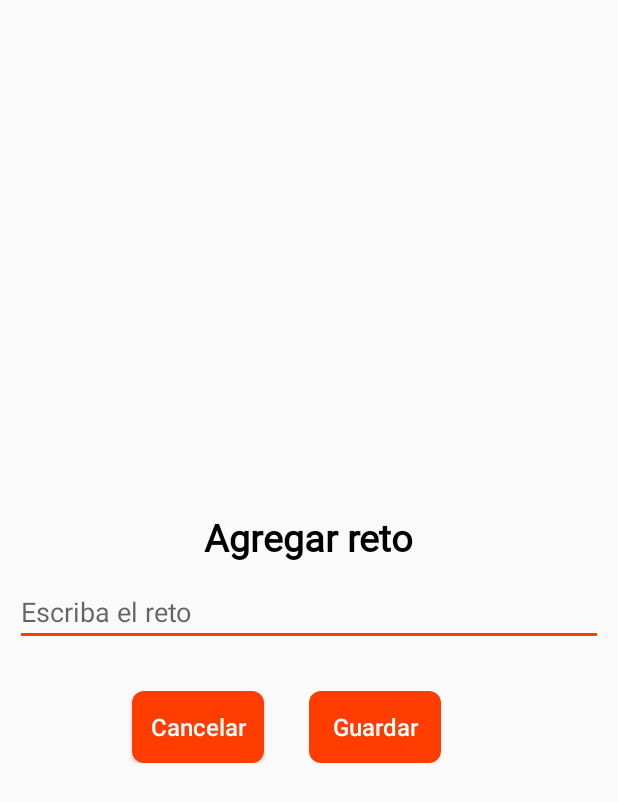
After one commit to Kvel12/DADM-PicoBotella-EquipoSiete, an Android app: the layout dialog_add_challenge.xml on its own in the app's theme, with its tools: preview values and no code run, on a phone screen of 412 x 824 dp. The commit adds this screen. Shown: the top 802 px of the screen. Run offline under Robolectric (Android 15) with nearby library versions, the phone set to English and light mode, and no system bars.

Commit message:
First review HU7 / add challenge dialog

```diff
--- a/app/src/main/java/com/example/dadm/model/Challenge.kt
+++ b/app/src/main/java/com/example/dadm/model/Challenge.kt
@@ -8,4 +8,4 @@ import java.io.Serializable
 data class Challenge(
     @PrimaryKey(autoGenerate = true)
     val id: Int = 0,
-    val description: String): Serializable
+    var description: String): Serializable
--- /dev/null
+++ b/app/src/main/res/drawable/rounded_button.xml
@@ -0,0 +1,6 @@
+<!-- res/drawable/rounded_button_background.xml -->
+<shape xmlns:android="http://schemas.android.com/apk/res/android">
+    <solid android:color="@color/appColor" />
+    <!-- Ajusta el radio según tus preferencias, por ejemplo, 4dp -->
+    <corners android:radius="8dp" />
+</shape>
--- /dev/null
+++ b/app/src/main/res/layout/dialog_add_challenge.xml
@@ -0,0 +1,77 @@
+<?xml version="1.0" encoding="utf-8"?>
+<layout xmlns:android="http://schemas.android.com/apk/res/android"
+    xmlns:app="http://schemas.android.com/apk/res-auto">
+
+    <data/>
+
+    <androidx.constraintlayout.widget.ConstraintLayout
+        android:layout_width="match_parent"
+        android:layout_height="match_parent">
+
+        <LinearLayout
+            android:id="@+id/ll_dialogAddChallenge"
+            android:layout_width="match_parent"
+            android:layout_height="wrap_content"
+            android:layout_margin="10dp"
+            android:orientation="vertical"
+            app:layout_constraintBottom_toBottomOf="parent"
+            app:layout_constraintEnd_toEndOf="parent"
+            app:layout_constraintStart_toStartOf="parent"
+            app:layout_constraintTop_toTopOf="parent">
+
+            <TextView
+                android:layout_width="wrap_content"
+                android:layout_height="wrap_content"
+                android:layout_gravity="center"
+                android:layout_marginTop="15dp"
+                android:fontFamily="@font/roboto"
+                android:padding="10dp"
+                android:text="@string/agregar_reto"
+                android:textColor="@color/black"
+                android:textSize="25sp"
+                android:textStyle="bold" />
+
+            <EditText
+                android:id="@+id/et_dialogAddChallenge"
+                android:layout_width="match_parent"
+                android:layout_height="wrap_content"
+                android:layout_marginBottom="30dp"
+                android:backgroundTint="@color/appColor"
+                android:hint="@string/escribir_reto" />
+
+            <LinearLayout
+                android:layout_width="match_parent"
+                android:layout_height="wrap_content"
+                android:gravity="center"
+                android:orientation="horizontal">
+
+                <Button
+                    android:id="@+id/btn_Cancelar"
+                    android:layout_width="wrap_content"
+                    android:layout_height="wrap_content"
+                    android:layout_marginEnd="30dp"
+                    android:text="@string/boton_cancelar"
+                    android:textAllCaps="false"
+                    android:textColor="@color/white"
+                    android:textSize="16sp"
+                    android:background="@drawable/rounded_button"
+                   />
+
+                <Button
+                    android:id="@+id/btn_Guardar"
+                    android:layout_width="wrap_content"
+                    android:layout_height="wrap_content"
+                    android:layout_marginEnd="30dp"
+                    android:text="@string/boton_guardar"
+                    android:textAllCaps="false"
+                    android:textColor="@color/white"
+                    android:textSize="16sp"
+                    android:enabled="false"
+                    android:background="@drawable/rounded_button"
+                    />
+            </LinearLayout>
+
+
+        </LinearLayout>
+    </androidx.constraintlayout.widget.ConstraintLayout>
+</layout>
--- a/app/src/main/res/values/strings.xml
+++ b/app/src/main/res/values/strings.xml
@@ -1,7 +1,10 @@
 <resources>
-    <string name="app_name">Pico <Botella></Botella></string>
+    <string name="app_name">Pico Botella</string>
     <string name="tituloSplash">pico botella</string>
-    <string name="tituloInventario">inventario</string>
-
+    <string name="agregar_reto"> Agregar reto</string>
+    <string name="escribir_reto">Escriba el reto</string>
+    <string name="boton_cancelar">Cancelar</string>
+    <string name="boton_guardar">Guardar</string>
+    <string name="tituloInventario">Inventario</string>
 
 </resources>
```
Also changed, not shown: app/src/main/java/com/example/dadm/repository/ChallengeRepository.kt (+5 -5 lines), app/src/main/java/com/example/dadm/view/dialog/DialogoAgregarReto.kt (+41 -2 lines), app/src/main/java/com/example/dadm/viewmodel/ChallengeViewModel.kt (+12 -0 lines), app/src/main/res/font/roboto.ttf (added).
